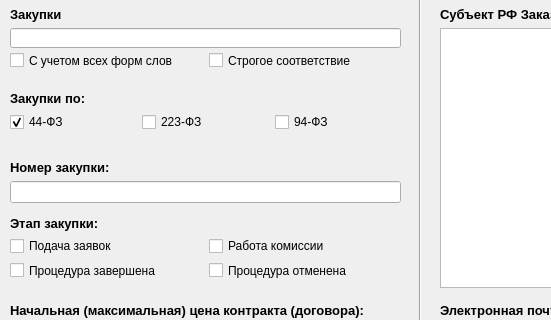
The window that gui.ui (jMurad/zakupki) describes before a commit, drawn with Qt 5; both pictures show x 0 to 551 and y 0 to 320 of the 844 by 673 pixel window.
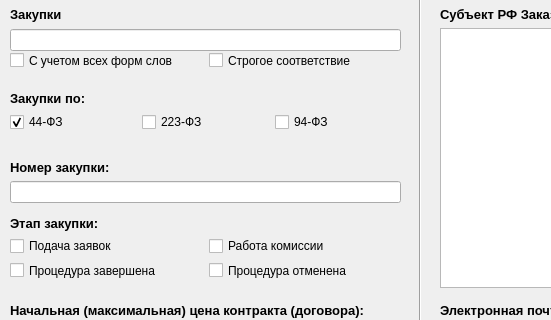
The same window after the commit.

Commit message: Lock size window.

The edit to the form file:
```diff
--- a/gui.ui
+++ b/gui.ui
@@ -13,13 +13,13 @@
   <property name="minimumSize">
    <size>
     <width>844</width>
-    <height>550</height>
+    <height>673</height>
    </size>
   </property>
   <property name="maximumSize">
    <size>
     <width>844</width>
-    <height>800</height>
+    <height>673</height>
    </size>
   </property>
   <property name="windowTitle">
@@ -505,7 +505,7 @@
       <x>10</x>
       <y>7</y>
       <width>391</width>
-      <height>41</height>
+      <height>44</height>
      </rect>
     </property>
     <layout class="QVBoxLayout" name="verticalLayout_1">
```
The commit also changes 2 other files.
